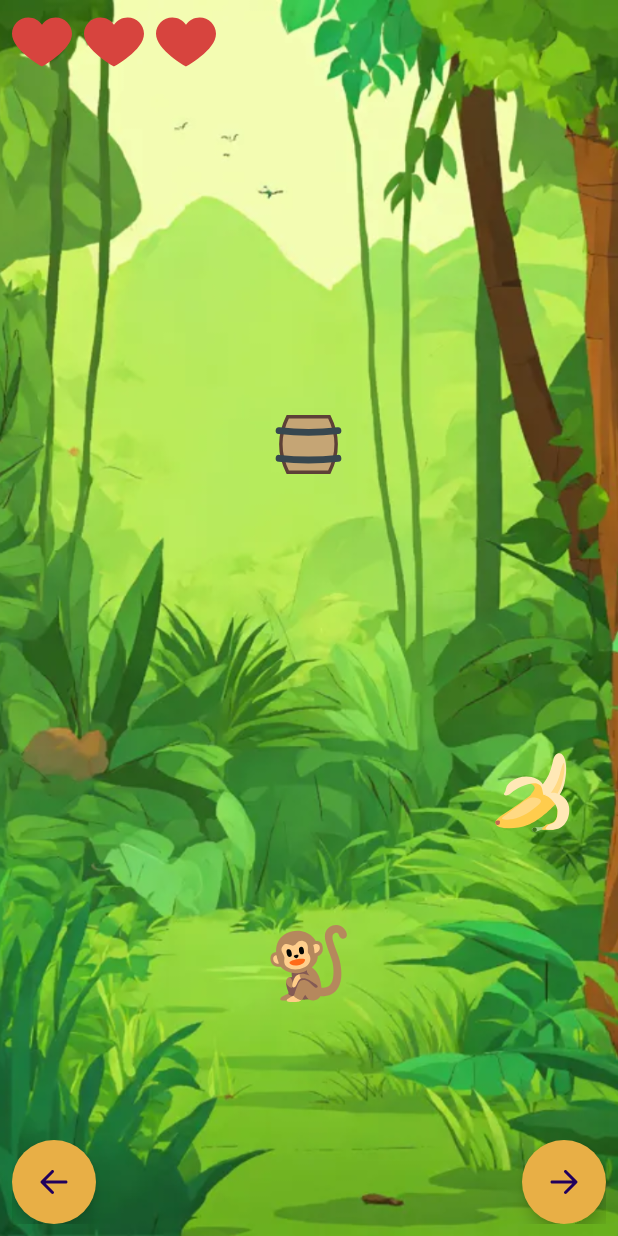
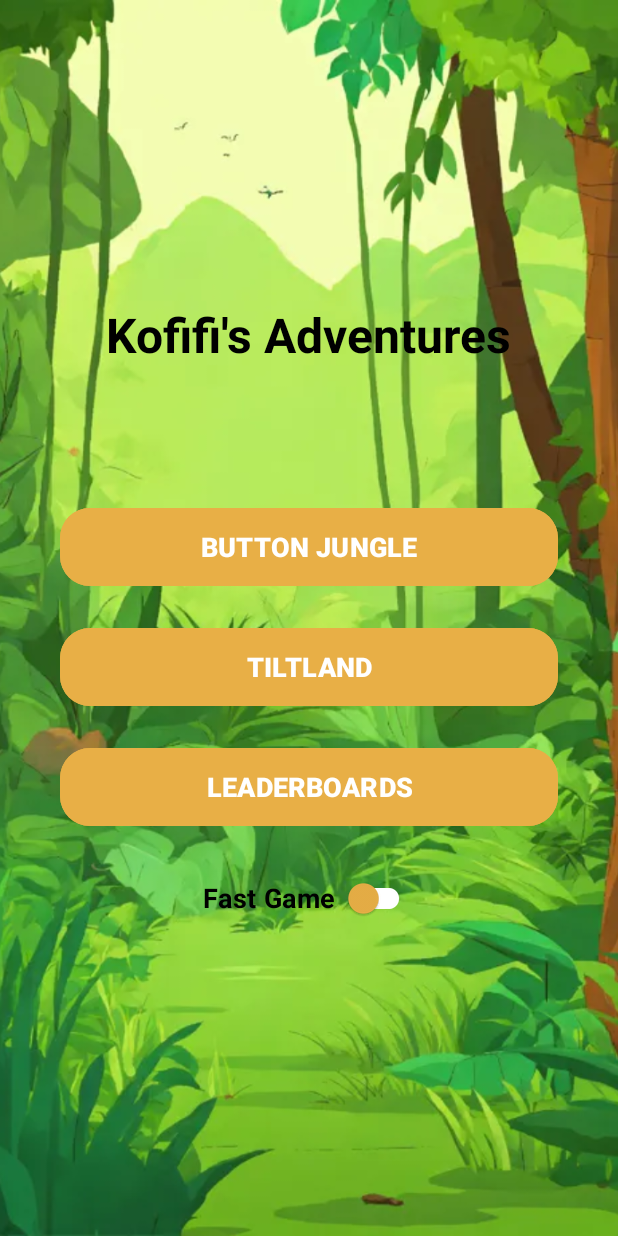
Before and after one commit to adamsat2/Monkey-Game, an Android app: the screen it shows after launch (GameActivity before the commit, MainActivity after it), on a phone screen of 412 x 824 dp. Run offline under Robolectric (Android 15) with nearby library versions, the phone set to English and light mode, and no system bars.

Commit message:
Added main menu

```diff
--- a/app/src/main/AndroidManifest.xml
+++ b/app/src/main/AndroidManifest.xml
@@ -15,10 +15,7 @@
         android:supportsRtl="true"
         android:theme="@style/Theme.MonkeyGame">
         <activity
-            android:name=".OverActivity"
-            android:exported="false" />
-        <activity
-            android:name=".GameActivity"
+            android:name=".MainActivity"
             android:exported="true">
             <intent-filter>
                 <action android:name="android.intent.action.MAIN" />
@@ -26,6 +23,13 @@
                 <category android:name="android.intent.category.LAUNCHER" />
             </intent-filter>
         </activity>
+        <activity
+            android:name=".OverActivity"
+            android:exported="false" />
+        <activity
+            android:name=".GameActivity"
+            android:exported="false" />
+
     </application>
 
 </manifest>
--- a/app/src/main/java/com/example/monkeygame/GameActivity.kt
+++ b/app/src/main/java/com/example/monkeygame/GameActivity.kt
@@ -163,7 +163,7 @@ class GameActivity : AppCompatActivity() {
 
     private fun changeActivity(message: String) {
         val intent = Intent(this, OverActivity::class.java)
-        var bundle = Bundle()
+        val bundle = Bundle()
         bundle.putString(Constants.BundleKeys.MESSAGE_KEY, message)
         intent.putExtras(bundle)
         startActivity(intent)
--- /dev/null
+++ b/app/src/main/java/com/example/monkeygame/MainActivity.kt
@@ -0,0 +1,66 @@
+package com.example.monkeygame
+
+import android.content.Intent
+import android.os.Bundle
+import androidx.activity.enableEdgeToEdge
+import androidx.appcompat.app.AppCompatActivity
+import androidx.appcompat.widget.AppCompatImageView
+import androidx.core.view.ViewCompat
+import androidx.core.view.WindowInsetsCompat
+import com.example.monkeygame.utilities.Constants
+import com.google.android.material.button.MaterialButton
+import com.google.android.material.switchmaterial.SwitchMaterial
+
+class MainActivity : AppCompatActivity() {
+
+    private lateinit var main_IMG_background: AppCompatImageView
+    private lateinit var main_BTN_button: MaterialButton
+    private lateinit var main_BTN_tilt: MaterialButton
+    private lateinit var main_BTN_leaderboards: MaterialButton
+    private lateinit var main_SW_fast: SwitchMaterial
+
+    override fun onCreate(savedInstanceState: Bundle?) {
+        super.onCreate(savedInstanceState)
+        enableEdgeToEdge()
+        setContentView(R.layout.activity_main)
+        ViewCompat.setOnApplyWindowInsetsListener(findViewById(R.id.main)) { v, insets ->
+            val systemBars = insets.getInsets(WindowInsetsCompat.Type.systemBars())
+            v.setPadding(systemBars.left, systemBars.top, systemBars.right, systemBars.bottom)
+            insets
+        }
+
+        findViews()
+        initViews()
+    }
+
+    private fun findViews() {
+        main_IMG_background = findViewById(R.id.main_IMG_background)
+        main_BTN_button = findViewById(R.id.main_BTN_button)
+        main_BTN_tilt = findViewById(R.id.main_BTN_tilt)
+        main_BTN_leaderboards = findViewById(R.id.main_BTN_leaderboards)
+        main_SW_fast = findViewById(R.id.main_SW_fast)
+    }
+
+    private fun initViews() {
+        main_BTN_button.setOnClickListener {
+            startGame(false)
+        }
+
+        main_BTN_tilt.setOnClickListener {
+            startGame(true)
+        }
+
+        main_BTN_leaderboards.setOnClickListener {
+            // TODO: Open Leaderboards Activity
+        }
+    }
+
+    private fun startGame(isTiltMode: Boolean) {
+        val intent = Intent(this, GameActivity::class.java)
+        val bundle = Bundle()
+        bundle.putBoolean(Constants.BundleKeys.TILT_KEY, isTiltMode)
+        bundle.putBoolean(Constants.BundleKeys.FAST_GAME_KEY, main_SW_fast.isChecked)
+        intent.putExtras(bundle)
+        startActivity(intent)
+    }
+}
--- a/app/src/main/java/com/example/monkeygame/utilities/Constants.kt
+++ b/app/src/main/java/com/example/monkeygame/utilities/Constants.kt
@@ -7,5 +7,7 @@ class Constants {
 
     object BundleKeys {
         const val MESSAGE_KEY: String = "MESSAGE_KEY"
+        const val TILT_KEY: String = "TILT_KEY"
+        const val FAST_GAME_KEY: String = "FAST_GAME_KEY"
     }
 }
--- /dev/null
+++ b/app/src/main/res/layout/activity_main.xml
@@ -0,0 +1,88 @@
+<?xml version="1.0" encoding="utf-8"?>
+<RelativeLayout xmlns:android="http://schemas.android.com/apk/res/android"
+    xmlns:app="http://schemas.android.com/apk/res-auto"
+    xmlns:tools="http://schemas.android.com/tools"
+    android:id="@+id/main"
+    android:layout_width="match_parent"
+    android:layout_height="match_parent"
+    tools:context=".MainActivity">
+
+    <androidx.appcompat.widget.AppCompatImageView
+        android:id="@+id/main_IMG_background"
+        android:layout_width="match_parent"
+        android:layout_height="match_parent"
+        android:scaleType="centerCrop"
+        app:srcCompat="@drawable/background_game_img"/>
+
+    <androidx.appcompat.widget.LinearLayoutCompat
+        android:layout_width="match_parent"
+        android:layout_height="wrap_content"
+        android:layout_centerInParent="true"
+        android:layout_marginHorizontal="40dp"
+        android:gravity="center"
+        android:orientation="vertical">
+
+        <com.google.android.material.textview.MaterialTextView
+            android:layout_width="wrap_content"
+            android:layout_height="wrap_content"
+            android:layout_marginBottom="@dimen/title_buttons_margin"
+            android:text="@string/app_name"
+            android:textColor="@color/black"
+            android:textSize="@dimen/title_size"
+            android:textStyle="bold"/>
+
+        <com.google.android.material.button.MaterialButton
+            android:id="@+id/main_BTN_button"
+            android:layout_width="match_parent"
+            android:layout_height="@dimen/main_button_height"
+            android:layout_marginVertical="@dimen/main_button_ver_mar"
+            android:backgroundTint="@color/orange_nature"
+            android:text="BUTTON JUNGLE"
+            android:textAllCaps="false"
+            android:textColor="@color/white"
+            android:textSize="@dimen/main_button_text_size"
+            android:textStyle="bold"
+            app:cornerRadius="@dimen/main_button_rad"/>
+
+        <com.google.android.material.button.MaterialButton
+            android:id="@+id/main_BTN_tilt"
+            android:layout_width="match_parent"
+            android:layout_height="@dimen/main_button_height"
+            android:layout_marginVertical="@dimen/main_button_ver_mar"
+            android:backgroundTint="@color/orange_nature"
+            android:text="TILTLAND"
+            android:textAllCaps="false"
+            android:textColor="@color/white"
+            android:textSize="@dimen/main_button_text_size"
+            android:textStyle="bold"
+            app:cornerRadius="@dimen/main_button_rad"/>
+
+        <com.google.android.material.button.MaterialButton
+            android:id="@+id/main_BTN_leaderboards"
+            android:layout_width="match_parent"
+            android:layout_height="@dimen/main_button_height"
+            android:layout_marginVertical="@dimen/main_button_ver_mar"
+            android:backgroundTint="@color/orange_nature"
+            android:text="LEADERBOARDS"
+            android:textAllCaps="false"
+            android:textColor="@color/white"
+            android:textSize="@dimen/main_button_text_size"
+            android:textStyle="bold"
+            app:cornerRadius="@dimen/main_button_rad"/>
+
+        <com.google.android.material.switchmaterial.SwitchMaterial
+            android:id="@+id/main_SW_fast"
+            android:layout_width="wrap_content"
+            android:layout_height="wrap_content"
+            android:layout_marginTop="@dimen/main_button_ver_mar"
+            android:checked="false"
+            android:text="Fast Game "
+            android:textColor="@color/black"
+            android:textSize="@dimen/main_button_text_size"
+            android:textStyle="bold"
+            app:thumbTint="@color/orange_nature"
+            app:trackTint="@color/white"/>
+
+    </androidx.appcompat.widget.LinearLayoutCompat>
+
+</RelativeLayout>
--- a/app/src/main/res/values/dimens.xml
+++ b/app/src/main/res/values/dimens.xml
@@ -10,4 +10,9 @@
     <dimen name="direction_buttons_margin">115dp</dimen>
     <dimen name="mat_hor_margin">10dp</dimen>
     <dimen name="mat_ver_margin">30dp</dimen>
+    <dimen name="title_buttons_margin">80dp</dimen>
+    <dimen name="main_button_height">60dp</dimen>
+    <dimen name="main_button_ver_mar">10dp</dimen>
+    <dimen name="main_button_text_size">18sp</dimen>
+    <dimen name="main_button_rad">20dp</dimen>
 </resources>
```
